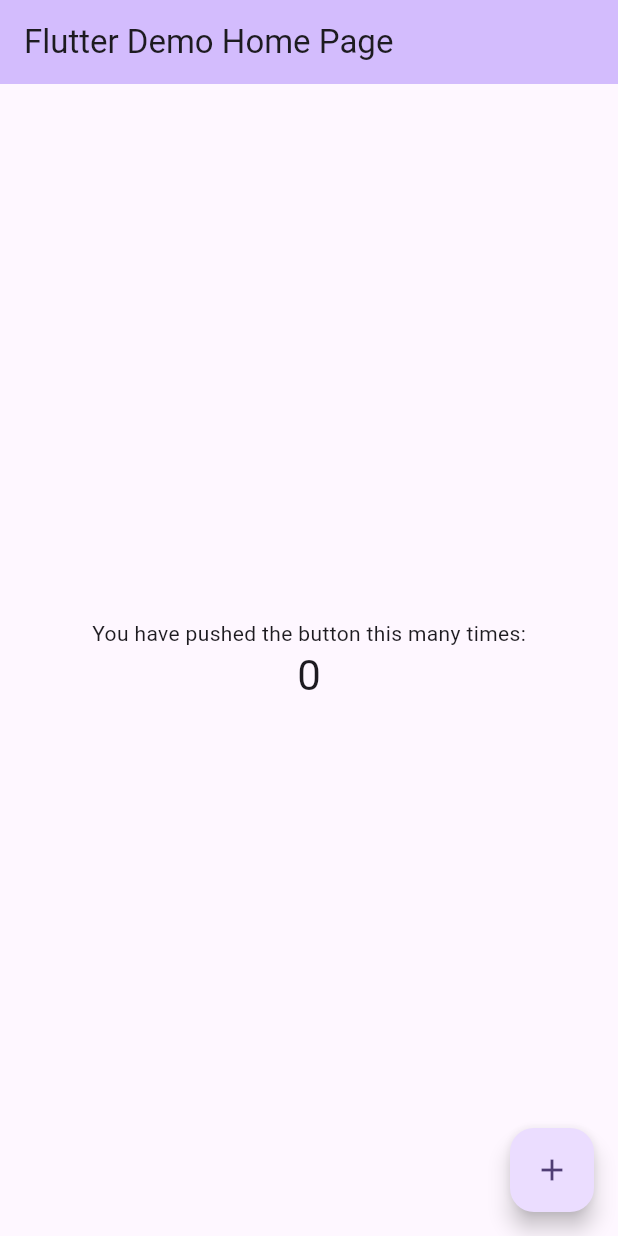
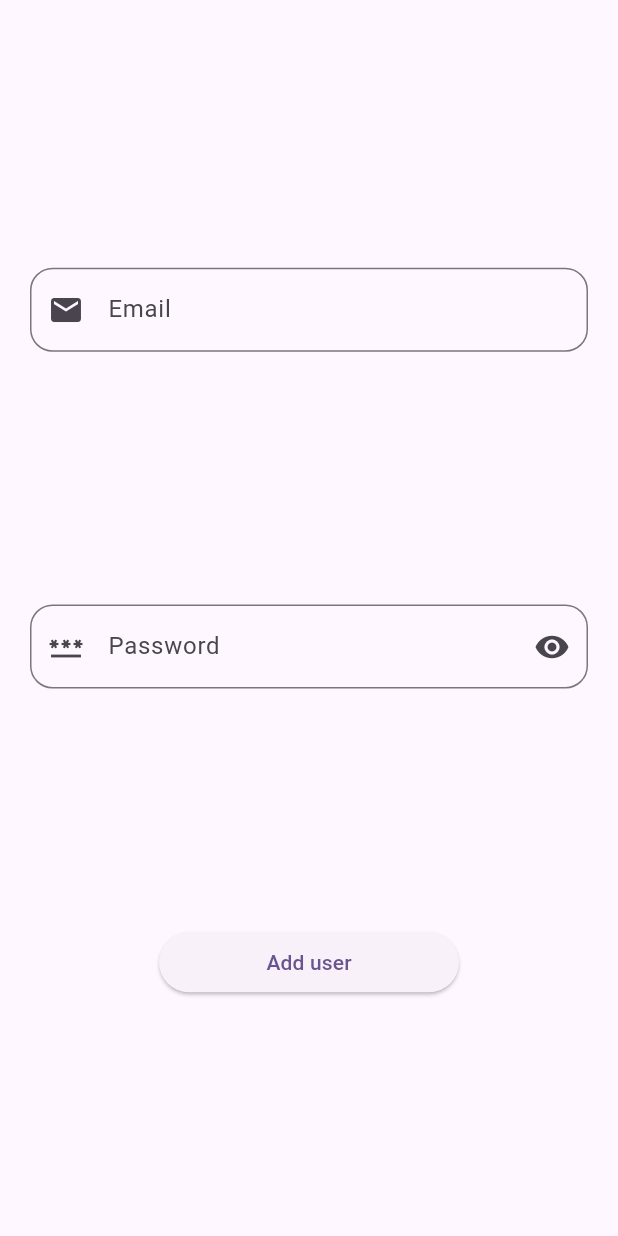
Before and after one commit to WizMe-M/Flutter-Firestore-and-Firestorage, a Flutter app: the screen it shows after launch, on a phone screen of 412 x 824 dp. Run offline on Flutter 3.47's test engine with Material 2 defaults, Android fonts, the phone set to English and light mode, and no system bars; our stand-ins replace cloud_firestore, firebase_core, freezed_annotation, go_router; accounts and stored records are empty.

Commit message:
register user page

```diff
--- a/lib/main.dart
+++ b/lib/main.dart
@@ -1,69 +1,38 @@
+import 'package:firebase_core/firebase_core.dart';
+import 'package:firestore_learning/firebase_options.dart';
+import 'package:firestore_learning/widget/reg_user.dart';
 import 'package:flutter/material.dart';
+import 'package:go_router/go_router.dart';
 
-void main() {
-  runApp(const MyApp());
+void main() async {
+  WidgetsFlutterBinding.ensureInitialized();
+  await Firebase.initializeApp(options: DefaultFirebaseOptions.android);
+
+  runApp(MyApp());
 }
 
 class MyApp extends StatelessWidget {
-  const MyApp({super.key});
+  MyApp({super.key});
+
+  final GoRouter _router = GoRouter(
+    initialLocation: '/add',
+    routes: [
+      GoRoute(
+        path: '/add',
+        builder: (context, state) => const RegUserWidget(),
+      ),
+    ],
+  );
 
   @override
   Widget build(BuildContext context) {
-    return MaterialApp(
-      title: 'Flutter Demo',
+    return MaterialApp.router(
+      routerConfig: _router,
+      title: 'Firestore',
       theme: ThemeData(
         colorScheme: ColorScheme.fromSeed(seedColor: Colors.deepPurple),
         useMaterial3: true,
       ),
-      home: const MyHomePage(title: 'Flutter Demo Home Page'),
     );
   }
 }
-
-class MyHomePage extends StatefulWidget {
-  const MyHomePage({super.key, required this.title});
-
-  final String title;
-
-  @override
-  State<MyHomePage> createState() => _MyHomePageState();
-}
-
-class _MyHomePageState extends State<MyHomePage> {
-  int _counter = 0;
-
-  void _incrementCounter() {
-    setState(() {
-      _counter++;
-    });
-  }
-
-  @override
-  Widget build(BuildContext context) {
-    return Scaffold(
-      appBar: AppBar(
-        backgroundColor: Theme.of(context).colorScheme.inversePrimary,
-        title: Text(widget.title),
-      ),
-      body: Center(
-        child: Column(
-          mainAxisAlignment: MainAxisAlignment.center,
-          children: <Widget>[
-            const Text(
-              'You have pushed the button this many times:',
-            ),
-            Text(
-              '$_counter',
-              style: Theme.of(context).textTheme.headlineMedium,
-            ),
-          ],
-        ),
-      ),
-      floatingActionButton: FloatingActionButton(
-        onPressed: _incrementCounter,
-        tooltip: 'Increment',
-        child: const Icon(Icons.add),
-      ),
-    );
-  }
-}
--- /dev/null
+++ b/lib/widget/reg_user.dart
@@ -0,0 +1,81 @@
+import 'package:cloud_firestore/cloud_firestore.dart';
+import 'package:firestore_learning/model/user/user.dart';
+import 'package:firestore_learning/widget/util/dynamic_auth_widget.dart';
+import 'package:flutter/foundation.dart';
+import 'package:flutter/material.dart';
+
+class RegUserWidget extends StatefulWidget {
+  const RegUserWidget({Key? key}) : super(key: key);
+
+  @override
+  State<RegUserWidget> createState() => _RegUserWidgetState();
+}
+
+class _RegUserWidgetState extends State<RegUserWidget> {
+  final TextEditingController _email = TextEditingController();
+  final TextEditingController _password = TextEditingController();
+
+  final fs = FirebaseFirestore.instance;
+
+  bool isPasswordHidden = true;
+
+  @override
+  Widget build(BuildContext context) {
+    return Scaffold(
+      body: SafeArea(
+        child: Padding(
+          padding: const EdgeInsets.all(20),
+          child: Column(
+            mainAxisAlignment: MainAxisAlignment.spaceEvenly,
+            children: [
+              Padding(
+                padding: const EdgeInsets.symmetric(vertical: 20),
+                child: DynamicInputWidget(
+                  controller: _email,
+                  prefixIcon: Icons.email,
+                  labelText: 'Email',
+                  textInputAction: TextInputAction.next,
+                ),
+              ),
+              Padding(
+                padding: const EdgeInsets.symmetric(vertical: 10),
+                child: DynamicInputWidget(
+                  controller: _password,
+                  labelText: 'Password',
+                  prefixIcon: Icons.password,
+                  isPasswordField: true,
+                  obscureText: isPasswordHidden,
+                  toggleObscureCallback: togglePassword,
+                  textInputAction: TextInputAction.done,
+                ),
+              ),
+              Padding(
+                padding: const EdgeInsets.only(top: 10),
+                child: SizedBox(
+                  width: 200,
+                  child: ElevatedButton(
+                    onPressed: () => addUserToStore(),
+                    child: const Text('Add user'),
+                  ),
+                ),
+              ),
+            ],
+          ),
+        ),
+      ),
+    );
+  }
+
+  void addUserToStore() {
+    var user = User(email: _email.text, password: _password.text);
+    fs.collection('users').add(user.toJson()).then((DocumentReference dr) {
+      if (kDebugMode) {
+        print('Added document with ID ${dr.id}');
+      }
+    });
+  }
+
+  void togglePassword() {
+    setState(() => isPasswordHidden = !isPasswordHidden);
+  }
+}
--- /dev/null
+++ b/lib/widget/util/dynamic_auth_widget.dart
@@ -0,0 +1,49 @@
+import 'package:flutter/material.dart';
+
+class DynamicInputWidget extends StatelessWidget {
+  const DynamicInputWidget({
+    required this.controller,
+    this.labelText,
+    this.readonly = false,
+    this.isPasswordField = false,
+    this.obscureText = false,
+    this.toggleObscureCallback,
+    this.prefixIcon,
+    this.textInputAction,
+    super.key,
+  });
+
+  final bool readonly;
+  final bool obscureText;
+  final VoidCallback? toggleObscureCallback;
+  final bool isPasswordField;
+  final TextEditingController controller;
+  final IconData? prefixIcon;
+  final String? labelText;
+  final TextInputAction? textInputAction;
+
+  @override
+  Widget build(BuildContext context) {
+    return TextFormField(
+      controller: controller,
+      decoration: InputDecoration(
+        border: const OutlineInputBorder(
+          borderRadius: BorderRadius.all(Radius.circular(15)),
+        ),
+        label: labelText != null ? Text(labelText!) : null,
+        hintStyle: TextStyle(color: Colors.grey[800]),
+        prefixIcon: prefixIcon != null ? Icon(prefixIcon) : null,
+        suffixIcon: isPasswordField
+            ? IconButton(
+                onPressed: toggleObscureCallback,
+                icon: obscureText
+                    ? const Icon(Icons.visibility)
+                    : const Icon(Icons.visibility_off))
+            : null,
+      ),
+      readOnly: readonly,
+      textInputAction: textInputAction,
+      obscureText: obscureText,
+    );
+  }
+}
--- a/pubspec.yaml
+++ b/pubspec.yaml
@@ -42,6 +42,7 @@ dependencies:
   json_serializable: ^6.6.1
   build_runner: ^2.4.1
   firebase_core: ^2.9.0
+  go_router: ^6.5.2
 
 dev_dependencies:
   flutter_test:
```
Also changed, not shown: pubspec.lock, 1 other file.
